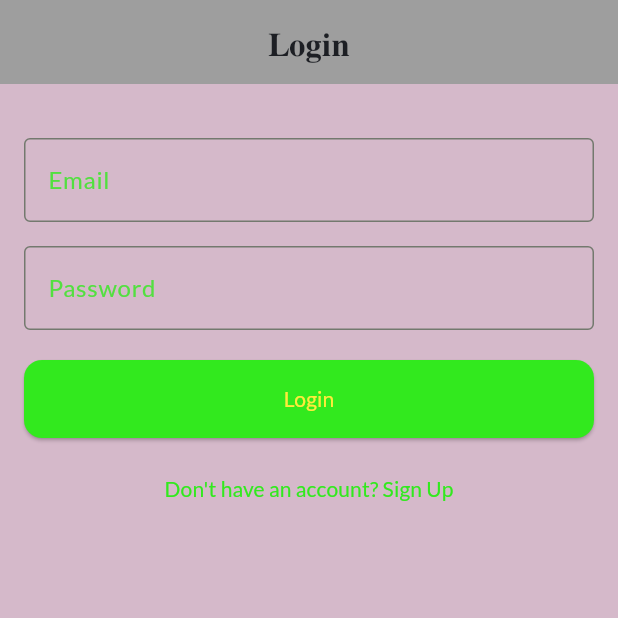
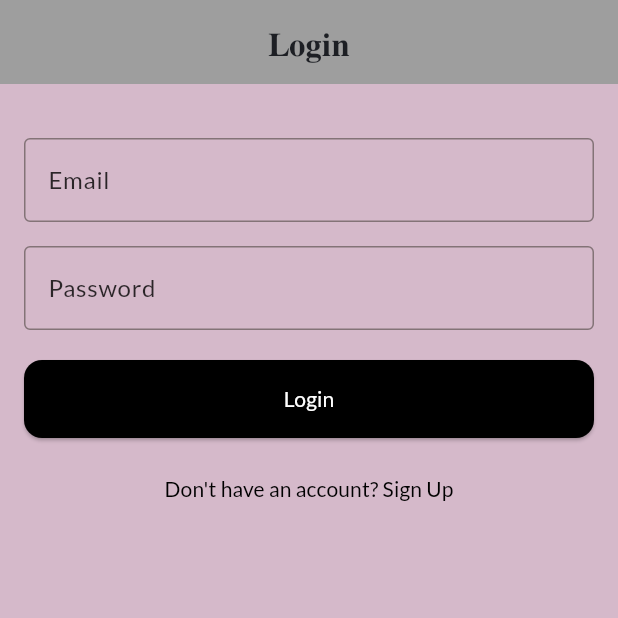
Before and after one commit to gegegegegeggeggege/BMCFinalProjectFinalProject, a Flutter app: the screen it shows after launch, on a phone screen of 412 x 824 dp, the top half of it. Run offline on Flutter 3.47's test engine with Material 3 defaults, Android fonts, the phone set to English and light mode, and no system bars; our stand-ins replace cloud_firestore, firebase_auth, firebase_core, flutter_native_splash, google_fonts; accounts and stored records are empty.

Commit message:
Flutter 3.32.5 V Firebase Integration Final Project

```diff
--- a/ecommerce_app/lib/main.dart
+++ b/ecommerce_app/lib/main.dart
@@ -10,7 +10,7 @@ import 'package:google_fonts/google_fonts.dart'; // 1. ADD THIS IMPORT
 // 2. --- ADD OUR NEW APP COLOR PALETTE ---
 // Pink Art & Craft Store color palette
 const Color kRichBlack = Color(0xFF1D1F24);
-const Color kPink = Color(0xFF32E91E);
+const Color kPink = Color(0xFF000000);
 const Color kLightPink = Color(0xFF6A1935);
 const Color kOffWhite = Color(0xFFD5B9CA);
 // --- END OF COLOR PALETTE ---
@@ -76,7 +76,7 @@ class MyApp extends StatelessWidget {
         elevatedButtonTheme: ElevatedButtonThemeData(
           style: ElevatedButton.styleFrom(
             backgroundColor: kPink, // Use our new pink
-            foregroundColor: Colors.yellow, // Text color
+            foregroundColor: Colors.white, // Text color
             padding: const EdgeInsets.symmetric(vertical: 16, horizontal: 24),
             shape: RoundedRectangleBorder(
               borderRadius: BorderRadius.circular(12), // Rounded corners
--- a/ecommerce_app/lib/screens/order_history_screen.dart
+++ b/ecommerce_app/lib/screens/order_history_screen.dart
@@ -28,6 +28,7 @@ class OrderHistoryScreen extends StatelessWidget {
             .snapshots(),
 
         builder: (context, snapshot) {
+          print(snapshot.error);
           // 8. Handle loading state
           if (snapshot.connectionState == ConnectionState.waiting) {
             return const Center(child: CircularProgressIndicator());
```
Also changed, not shown: ecommerce_app/pubspec.lock, 11 other files.
